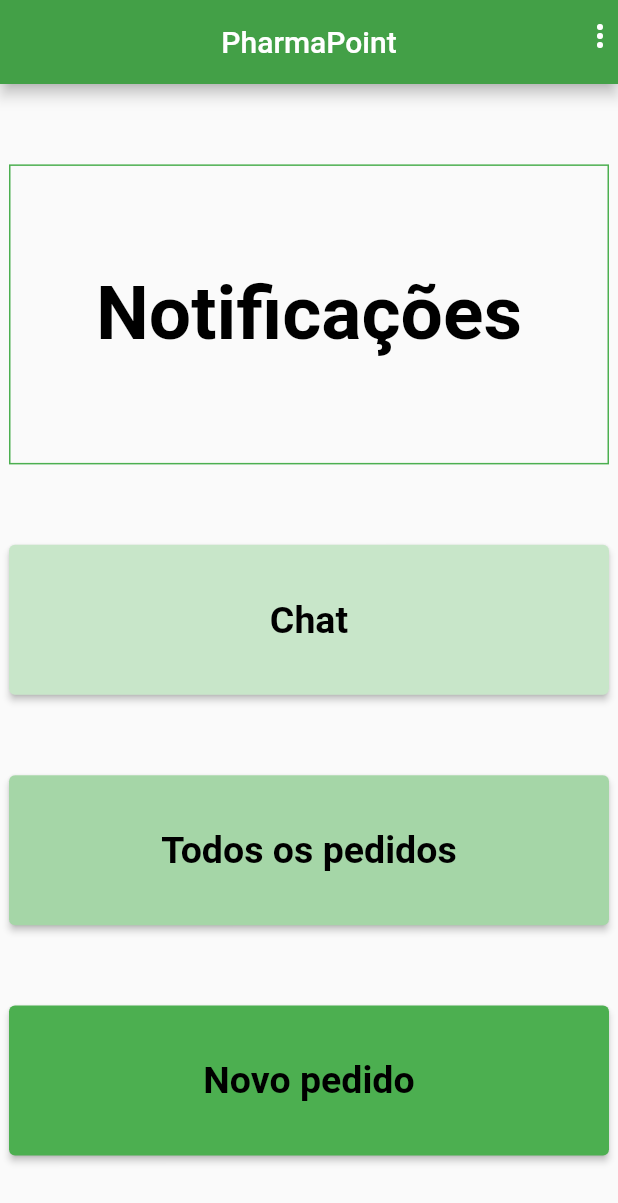
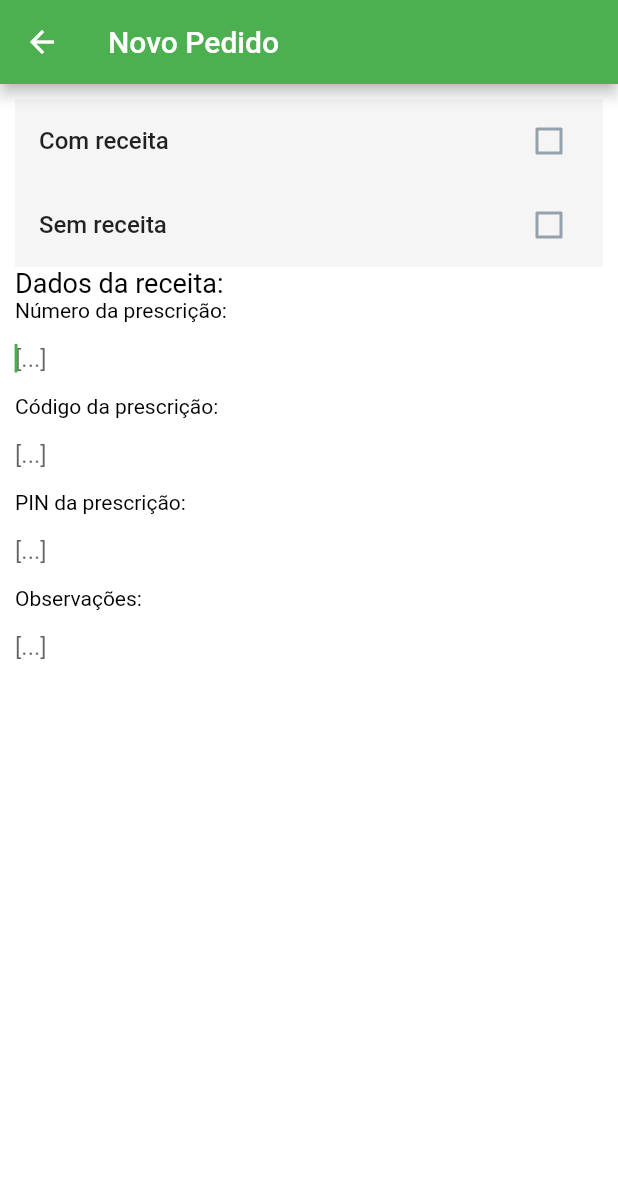
Before and after one commit to neu365/pharmapoint, a Flutter app: the screen it shows once a user with an empty profile is signed in, after a tap on "Novo pedido", on a phone screen of 412 x 824 dp. Shown: the top 1203 px of the screen. Run offline on Flutter 3.47's test engine with Material 2 defaults, Android fonts, the light colour scheme and no system bars; our stand-ins replace cloud_firestore, easy_debounce, firebase_auth, firebase_core; accounts and stored records are empty; Roboto replaces fonts that are missing (Poppins).

Commit message:
com novo pedido

```diff
--- /dev/null
+++ b/lib/screens/criarnovopedido.dart
@@ -0,0 +1,268 @@
+import 'package:flutter/material.dart';
+import 'package:easy_debounce/easy_debounce.dart';
+
+class CriarNovoPedidoWidget extends StatefulWidget {
+  const CriarNovoPedidoWidget({Key key}) : super(key: key);
+
+  @override
+  _CriarNovoPedidoWidgetState createState() => _CriarNovoPedidoWidgetState();
+}
+
+class _CriarNovoPedidoWidgetState extends State<CriarNovoPedidoWidget> {
+  bool checkboxListTileValue1;
+  bool checkboxListTileValue2;
+  TextEditingController textController1;
+  TextEditingController textController2;
+  TextEditingController textController3;
+  TextEditingController textController4;
+  final scaffoldKey = GlobalKey<ScaffoldState>();
+
+  @override
+  void initState() {
+    super.initState();
+    textController1 = TextEditingController();
+    textController2 = TextEditingController();
+    textController3 = TextEditingController();
+    textController4 = TextEditingController();
+  }
+
+  @override
+  Widget build(BuildContext context) {
+    return Scaffold(
+      key: scaffoldKey,
+      appBar: AppBar(
+        title: const Text('Novo Pedido'),
+        backgroundColor: Colors.green,
+      ),
+      backgroundColor: Colors.white,
+      body: SafeArea(
+        child: GestureDetector(
+          onTap: () => FocusScope.of(context).unfocus(),
+          child: ListView(
+            padding: EdgeInsets.all(10.0),
+            scrollDirection: Axis.vertical,
+            children: [
+              Theme(
+                data: ThemeData(
+                  unselectedWidgetColor: Color(0xFF95A1AC),
+                ),
+                child: CheckboxListTile(
+                  value: checkboxListTileValue1 ??= false,
+                  onChanged: (newValue) =>
+                      setState(() => checkboxListTileValue1 = newValue),
+                  title: Text(
+                    'Com receita',
+                    style: TextStyle(
+                      fontWeight: FontWeight.w500,
+                    ),
+                  ),
+                  tileColor: Color(0xFFF5F5F5),
+                  activeColor: Colors.black,
+                  dense: false,
+                  controlAffinity: ListTileControlAffinity.trailing,
+                ),
+              ),
+              Theme(
+                data: ThemeData(
+                  unselectedWidgetColor: Color(0xFF95A1AC),
+                ),
+                child: CheckboxListTile(
+                  value: checkboxListTileValue2 ??= false,
+                  onChanged: (newValue) =>
+                      setState(() => checkboxListTileValue2 = newValue),
+                  title: Text(
+                    'Sem receita',
+                    style: TextStyle(
+                      fontFamily: 'Poppins',
+                      fontWeight: FontWeight.w500,
+                    ),
+                  ),
+                  tileColor: Color(0xFFF5F5F5),
+                  activeColor: Colors.green,
+                  dense: false,
+                  controlAffinity: ListTileControlAffinity.trailing,
+                ),
+              ),
+              Text(
+                'Dados da receita:',
+                style: TextStyle(color: Colors.black, fontSize: 18),
+              ),
+              Row(
+                mainAxisSize: MainAxisSize.max,
+                children: [],
+              ),
+              Text(
+                'Número da prescrição:',
+                style: TextStyle(
+                  color: Colors.black,
+                ),
+              ),
+              TextFormField(
+                controller: textController1,
+                onChanged: (_) => EasyDebounce.debounce(
+                  'textController1',
+                  Duration(milliseconds: 2000),
+                  () => setState(() {}),
+                ),
+                autofocus: true,
+                obscureText: false,
+                decoration: InputDecoration(
+                  hintText: '[...]',
+                  enabledBorder: UnderlineInputBorder(
+                    borderSide: BorderSide(
+                      color: Color(0x00000000),
+                      width: 1,
+                    ),
+                    borderRadius: const BorderRadius.only(
+                      topLeft: Radius.circular(4.0),
+                      topRight: Radius.circular(4.0),
+                    ),
+                  ),
+                  focusedBorder: UnderlineInputBorder(
+                    borderSide: BorderSide(
+                      color: Color(0x00000000),
+                      width: 1,
+                    ),
+                    borderRadius: const BorderRadius.only(
+                      topLeft: Radius.circular(4.0),
+                      topRight: Radius.circular(4.0),
+                    ),
+                  ),
+                ),
+                style: TextStyle(
+                  color: Colors.black,
+                ),
+              ),
+              Text(
+                'Código da prescrição:',
+                style: TextStyle(
+                  color: Colors.black,
+                ),
+              ),
+              TextFormField(
+                controller: textController2,
+                onChanged: (_) => EasyDebounce.debounce(
+                  'textController2',
+                  Duration(milliseconds: 2000),
+                  () => setState(() {}),
+                ),
+                autofocus: true,
+                obscureText: false,
+                decoration: InputDecoration(
+                  hintText: '[...]',
+                  enabledBorder: UnderlineInputBorder(
+                    borderSide: BorderSide(
+                      color: Color(0x00000000),
+                      width: 1,
+                    ),
+                    borderRadius: const BorderRadius.only(
+                      topLeft: Radius.circular(4.0),
+                      topRight: Radius.circular(4.0),
+                    ),
+                  ),
+                  focusedBorder: UnderlineInputBorder(
+                    borderSide: BorderSide(
+                      color: Color(0x00000000),
+                      width: 1,
+                    ),
+                    borderRadius: const BorderRadius.only(
+                      topLeft: Radius.circular(4.0),
+                      topRight: Radius.circular(4.0),
+                    ),
+                  ),
+                ),
+                style: TextStyle(
+                  color: Colors.black,
+                ),
+              ),
+              Text(
+                'PIN da prescrição:',
+                style: TextStyle(
+                  color: Colors.black,
+                ),
+              ),
+              TextFormField(
+                controller: textController3,
+                onChanged: (_) => EasyDebounce.debounce(
+                  'textController3',
+                  Duration(milliseconds: 2000),
+                  () => setState(() {}),
+                ),
+                autofocus: true,
+                obscureText: false,
+                decoration: InputDecoration(
+                  hintText: '[...]',
+                  enabledBorder: UnderlineInputBorder(
+                    borderSide: BorderSide(
+                      color: Color(0x00000000),
+                      width: 1,
+                    ),
+                    borderRadius: const BorderRadius.only(
+                      topLeft: Radius.circular(4.0),
+                      topRight: Radius.circular(4.0),
+                    ),
+                  ),
+                  focusedBorder: UnderlineInputBorder(
+                    borderSide: BorderSide(
+                      color: Color(0x00000000),
+                      width: 1,
+                    ),
+                    borderRadius: const BorderRadius.only(
+                      topLeft: Radius.circular(4.0),
+                      topRight: Radius.circular(4.0),
+                    ),
+                  ),
+                ),
+                style: TextStyle(
+                  color: Colors.black,
+                ),
+              ),
+              Text(
+                'Observações:',
+                style: TextStyle(
+                  color: Colors.black,
+                ),
+              ),
+              TextFormField(
+                controller: textController4,
+                onChanged: (_) => EasyDebounce.debounce(
+                  'textController4',
+                  Duration(milliseconds: 2000),
+                  () => setState(() {}),
+                ),
+                autofocus: true,
+                obscureText: false,
+                decoration: InputDecoration(
+                  hintText: '[...]',
+                  enabledBorder: UnderlineInputBorder(
+                    borderSide: BorderSide(
+                      color: Color(0x00000000),
+                      width: 1,
+                    ),
+                    borderRadius: const BorderRadius.only(
+                      topLeft: Radius.circular(4.0),
+                      topRight: Radius.circular(4.0),
+                    ),
+                  ),
+                  focusedBorder: UnderlineInputBorder(
+                    borderSide: BorderSide(
+                      color: Color(0x00000000),
+                      width: 1,
+                    ),
+                    borderRadius: const BorderRadius.only(
+                      topLeft: Radius.circular(4.0),
+                      topRight: Radius.circular(4.0),
+                    ),
+                  ),
+                ),
+                style: TextStyle(
+                  color: Colors.black,
+                ),
+              ),
+            ],
+          ),
+        ),
+      ),
+    );
+  }
+}
--- a/lib/widgets/widgets2/chat/message_bubble.dart
+++ b/lib/widgets/widgets2/chat/message_bubble.dart
@@ -19,9 +19,7 @@ class MessageBubble extends StatelessWidget {
       children: <Widget>[
         Container(
           decoration: BoxDecoration(
-            color: isMe
-                ? Colors.grey[300]
-                : Theme.of(context).colorScheme.secondary,
+            color: isMe ? Colors.grey[300] : Colors.green[50],
             borderRadius: BorderRadius.only(
               topLeft: const Radius.circular(12),
               topRight: const Radius.circular(12),
@@ -47,15 +45,13 @@ class MessageBubble extends StatelessWidget {
               Text(
                 userName,
                 style: TextStyle(
-                  fontWeight: FontWeight.bold,
-                  color:
-                      isMe ? const Color.fromARGB(255, 1, 54, 5) : Colors.green,
-                ),
+                    fontWeight: FontWeight.bold,
+                    color: isMe ? Colors.black : Colors.black),
               ),
               Text(
                 message,
                 style: TextStyle(
-                  color: isMe ? Colors.black : Colors.green,
+                  color: isMe ? Colors.black : Color.fromARGB(255, 44, 42, 42),
                 ),
                 textAlign: isMe ? TextAlign.end : TextAlign.start,
               ),
--- a/lib/widgets/widgets2/novopedido_butao.dart
+++ b/lib/widgets/widgets2/novopedido_butao.dart
@@ -1,16 +1,28 @@
 import 'package:flutter/material.dart';
+import 'package:pharmapoint/screens/criarnovopedido.dart';
 
 class NovoPedido extends StatelessWidget {
   const NovoPedido({Key key}) : super(key: key);
 
   @override
   Widget build(BuildContext context) {
+    void selectNovo(BuildContext ctx) {
+      Navigator.of(ctx).push(
+        MaterialPageRoute(
+          builder: (_) {
+            return CriarNovoPedidoWidget();
+          },
+        ),
+      );
+    }
+
     return SizedBox(
       width: 400,
       height: 100,
       child: ElevatedButton(
           onPressed: () {
             debugPrint('Button clicked!');
+            selectNovo(context);
           },
           style: ButtonStyle(
             backgroundColor: MaterialStateProperty.all(Colors.green),
--- a/pubspec.yaml
+++ b/pubspec.yaml
@@ -16,6 +16,7 @@ dependencies:
   firebase_auth: ^0.20.1
   intl: ^0.16.1
   firebase_messaging: "^8.0.0-dev.15"
+  easy_debounce: ^2.0.2+1
 
 dev_dependencies:
   flutter_lints: ^2.0.0
```
Also changed, not shown: pubspec.lock.
